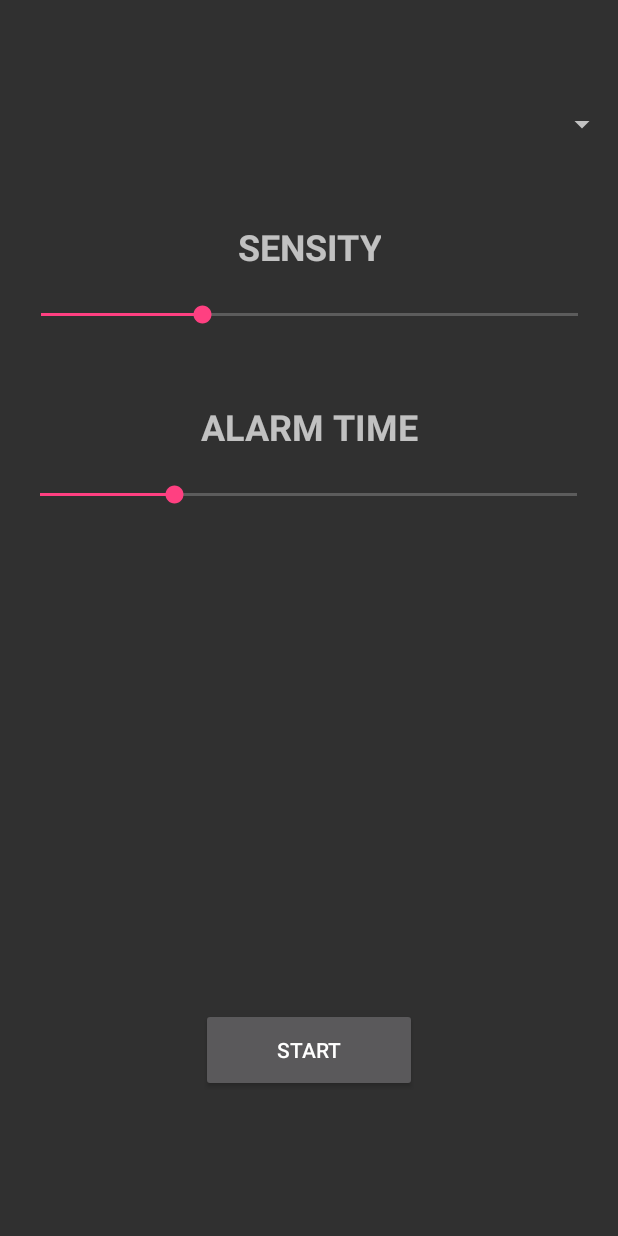
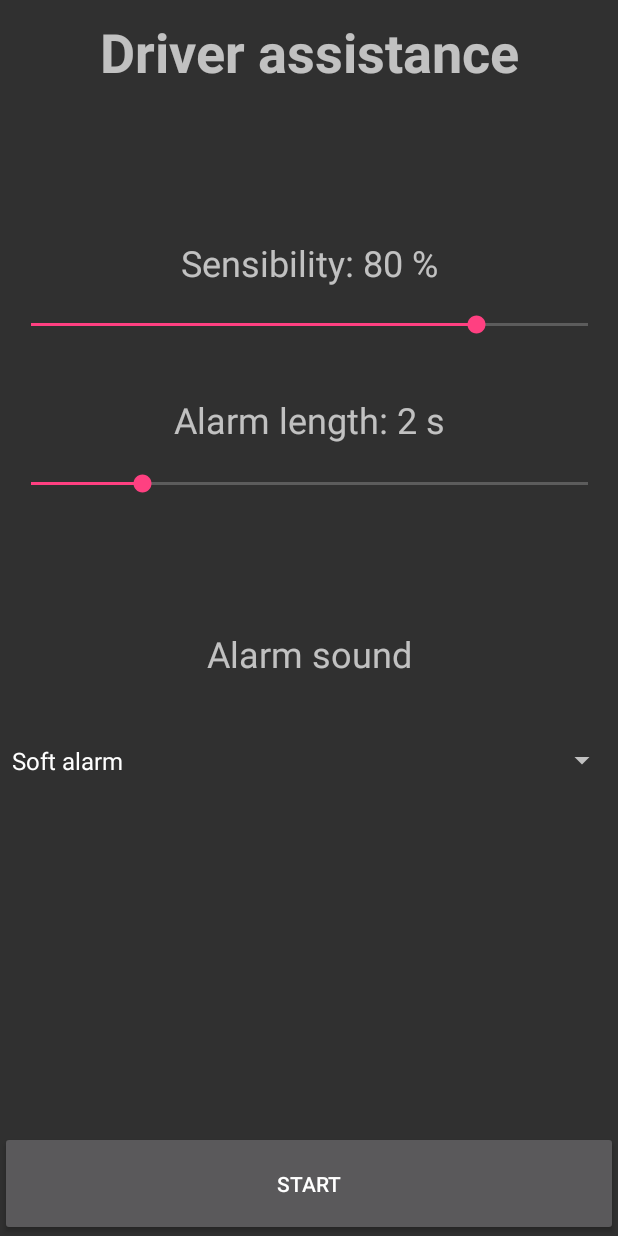
Before and after one commit to marciz1/Driver-assistance-system-HAAR, an Android app: the screen it shows after launch (SettingsActivity), on a phone screen of 412 x 824 dp. Run offline under Robolectric (Android 15) with nearby library versions, the phone set to English and light mode, and no system bars.

Commit message:
Added better settings activity

```diff
--- a/src/main/java/com/example/darte/opencv_ndk1/SettingsActivity.java
+++ b/src/main/java/com/example/darte/opencv_ndk1/SettingsActivity.java
@@ -4,8 +4,11 @@ import android.app.Activity;
 import android.content.Intent;
 import android.os.Bundle;
 import android.os.Environment;
+import android.widget.ArrayAdapter;
 import android.widget.Button;
 import android.widget.SeekBar;
+import android.widget.Spinner;
+import android.widget.TextView;
 
 import java.io.File;
 import java.io.FileOutputStream;
@@ -19,9 +22,9 @@ import java.io.InputStream;
 public class SettingsActivity extends Activity {
 
     private Button button;
-    private int sensity;
+    private Spinner spinner;
+    private int sensibility;
     private int alarmLength;
-
 
     private void CopyRAWtoSDCard(int id, String path) throws IOException {
         InputStream in = getResources().openRawResource(id);
@@ -41,7 +44,7 @@ public class SettingsActivity extends Activity {
     @Override
     protected void onCreate(Bundle savedInstanceState) {
         super.onCreate(savedInstanceState);
-        setContentView(R.layout.activity_settings);
+        setContentView(R.layout.activity_setting);
 
 
         final int[] cascades = new int[] { R.raw.haar_closed_eye, R.raw.lbpcascade_frontalface_improved, R.raw.haarcascade_eye_tree_eyeglasses, R.raw.haar_closed_eye_improved};
@@ -60,50 +63,60 @@ public class SettingsActivity extends Activity {
         }
 
 
-        SeekBar sensitySeekBar = findViewById(R.id.sensitySeekBar);
-        sensitySeekBar.setOnSeekBarChangeListener(new SeekBar.OnSeekBarChangeListener() {
+        TextView textSensibility = (TextView) findViewById(R.id.textSensity);
+        TextView textLength = (TextView) findViewById(R.id.textLength);
+
+        // init values
+        sensibility = 20;
+        alarmLength = 2;
+
+        spinner = (Spinner) findViewById(R.id.spinner);
+        ArrayAdapter<CharSequence> adapter = ArrayAdapter.createFromResource(this, R.array.sound, android.R.layout.simple_spinner_item);
+        adapter.setDropDownViewResource(android.R.layout.simple_spinner_dropdown_item);
+        spinner.setAdapter(adapter);
+
+        SeekBar sensibilitySeekBar = (SeekBar) findViewById(R.id.seekBarSensibility);
+        sensibilitySeekBar.setOnSeekBarChangeListener(new SeekBar.OnSeekBarChangeListener() {
             @Override
             public void onProgressChanged(SeekBar seekBar, int i, boolean b) {
-                sensity = i;
+                sensibility = i;
+                textSensibility.setText("Sensibility: " + sensibility * 4 + " %");
             }
 
             @Override
             public void onStartTrackingTouch(SeekBar seekBar) {
-
             }
 
             @Override
             public void onStopTrackingTouch(SeekBar seekBar) {
-
             }
         });
 
-        SeekBar timeSeekBar = findViewById(R.id.timeSeekBar);
-        timeSeekBar.setOnSeekBarChangeListener(new SeekBar.OnSeekBarChangeListener() {
+        SeekBar lengthSeekBar = (SeekBar) findViewById(R.id.seekBarLength);
+        lengthSeekBar.setOnSeekBarChangeListener(new SeekBar.OnSeekBarChangeListener() {
             @Override
             public void onProgressChanged(SeekBar seekBar, int i, boolean b) {
-                alarmLength = i;
+                alarmLength = i + 1;
+                textLength.setText("Alarm length: " + alarmLength + " s");
             }
 
             @Override
             public void onStartTrackingTouch(SeekBar seekBar) {
-
             }
 
             @Override
             public void onStopTrackingTouch(SeekBar seekBar) {
-
             }
         });
 
-        button = findViewById(R.id.button);
+        button = (Button) findViewById(R.id.button);
         button.setOnClickListener((v) -> {
             Intent intent = new Intent(SettingsActivity.this, MainActivity.class);
-            intent.putExtra("sensity", sensity);
-            intent.putExtra("sensityMax", sensitySeekBar.getMax());
+            intent.putExtra("sensibility", sensibility);
+            intent.putExtra("sensibilityMax", sensibilitySeekBar.getMax());
             intent.putExtra("alarmLength", alarmLength);
+            intent.putExtra("chosenAlarm", spinner.getSelectedItem().toString());
             startActivity(intent);
         });
-
     }
 }
--- /dev/null
+++ b/src/main/res/layout/activity_setting.xml
@@ -0,0 +1,105 @@
+<?xml version="1.0" encoding="utf-8"?>
+<LinearLayout xmlns:android="http://schemas.android.com/apk/res/android"
+    xmlns:app="http://schemas.android.com/apk/res-auto"
+    xmlns:tools="http://schemas.android.com/tools"
+    android:layout_width="match_parent"
+    android:layout_height="match_parent"
+    android:orientation="vertical">
+
+    <android.support.constraint.ConstraintLayout
+        android:layout_width="match_parent"
+        android:layout_height="match_parent">
+
+        <TextView
+            android:id="@+id/textView1"
+            android:layout_width="wrap_content"
+            android:layout_height="wrap_content"
+            android:layout_marginTop="10dp"
+            android:text="Driver assistance"
+            android:textAllCaps="false"
+            android:textSize="36sp"
+            android:textStyle="bold"
+            app:layout_constraintEnd_toEndOf="parent"
+            app:layout_constraintStart_toStartOf="parent"
+            app:layout_constraintTop_toTopOf="parent" />
+
+        <TextView
+            android:id="@+id/textSensity"
+            android:layout_width="wrap_content"
+            android:layout_height="31dp"
+            android:layout_marginTop="100dp"
+            android:text="Sensibility: 80 %"
+            android:textSize="24sp"
+            app:layout_constraintEnd_toEndOf="parent"
+            app:layout_constraintStart_toStartOf="parent"
+            app:layout_constraintTop_toBottomOf="@+id/textView1" />
+
+        <SeekBar
+            android:id="@+id/seekBarSensibility"
+            style="@style/Widget.AppCompat.SeekBar.Discrete"
+            android:layout_width="403dp"
+            android:layout_height="33dp"
+            android:layout_marginTop="10dp"
+            android:max="25"
+            android:progress="20"
+            app:layout_constraintEnd_toEndOf="parent"
+            app:layout_constraintStart_toStartOf="parent"
+            app:layout_constraintTop_toBottomOf="@+id/textSensity" />
+
+        <TextView
+            android:id="@+id/textLength"
+            android:layout_width="wrap_content"
+            android:layout_height="wrap_content"
+            android:layout_marginTop="30dp"
+            android:text="Alarm length: 2 s"
+            android:textSize="24sp"
+            app:layout_constraintEnd_toEndOf="parent"
+            app:layout_constraintStart_toStartOf="parent"
+            app:layout_constraintTop_toBottomOf="@+id/seekBarSensibility" />
+
+        <SeekBar
+            android:id="@+id/seekBarLength"
+            style="@style/Widget.AppCompat.SeekBar.Discrete"
+            android:layout_width="403dp"
+            android:layout_height="33dp"
+            android:layout_marginTop="10dp"
+            android:max="10"
+            android:progress="2"
+            app:layout_constraintEnd_toEndOf="parent"
+            app:layout_constraintStart_toStartOf="parent"
+            app:layout_constraintTop_toBottomOf="@+id/textLength" />
+
+        <TextView
+            android:id="@+id/textSound"
+            android:layout_width="wrap_content"
+            android:layout_height="wrap_content"
+            android:layout_marginTop="80dp"
+            android:text="Alarm sound"
+            android:textSize="24sp"
+            app:layout_constraintEnd_toEndOf="parent"
+            app:layout_constraintStart_toStartOf="parent"
+            app:layout_constraintTop_toBottomOf="@+id/seekBarLength" />
+
+        <Spinner
+            android:id="@+id/spinner"
+            android:layout_width="match_parent"
+            android:layout_height="70dp"
+            android:layout_marginTop="20dp"
+            android:dropDownWidth="match_parent"
+            android:textSize="30sp"
+            app:layout_constraintEnd_toEndOf="parent"
+            app:layout_constraintStart_toStartOf="parent"
+            app:layout_constraintTop_toBottomOf="@+id/textSound" />
+
+        <Button
+            android:id="@+id/button"
+            android:layout_width="0dp"
+            android:layout_height="70dp"
+            android:text="Start"
+            app:layout_constraintBottom_toBottomOf="parent"
+            app:layout_constraintEnd_toEndOf="parent"
+            app:layout_constraintHorizontal_bias="0.6"
+            app:layout_constraintStart_toStartOf="parent" />
+
+    </android.support.constraint.ConstraintLayout>
+</LinearLayout>
--- a/src/main/res/layout/activity_settings.xml
+++ /dev/null
@@ -1,89 +0,0 @@
-<?xml version="1.0" encoding="utf-8"?>
-<android.support.constraint.ConstraintLayout xmlns:android="http://schemas.android.com/apk/res/android"
-    xmlns:app="http://schemas.android.com/apk/res-auto"
-    xmlns:tools="http://schemas.android.com/tools"
-    android:layout_width="match_parent"
-    android:layout_height="match_parent">
-
-    <SeekBar
-        android:id="@+id/timeSeekBar"
-        style="@style/Widget.AppCompat.SeekBar.Discrete"
-        android:layout_width="390dp"
-        android:layout_height="26dp"
-        android:layout_marginTop="16dp"
-        android:max="20"
-        android:progress="5"
-        android:visibility="visible"
-        app:layout_constraintEnd_toEndOf="parent"
-        app:layout_constraintHorizontal_bias="0.476"
-        app:layout_constraintLeft_toLeftOf="parent"
-        app:layout_constraintStart_toStartOf="parent"
-        app:layout_constraintTop_toBottomOf="@+id/textTime" />
-
-    <TextView
-        android:id="@+id/textTime"
-        android:layout_width="wrap_content"
-        android:layout_height="wrap_content"
-        android:layout_marginTop="268dp"
-        android:text="ALARM TIME"
-        android:textAlignment="center"
-        android:textAllCaps="false"
-        android:textSize="24sp"
-        android:textStyle="bold"
-        app:layout_constraintEnd_toEndOf="parent"
-        app:layout_constraintLeft_toLeftOf="parent"
-        app:layout_constraintRight_toRightOf="parent"
-        app:layout_constraintStart_toStartOf="parent"
-        app:layout_constraintTop_toTopOf="parent" />
-
-    <TextView
-        android:id="@+id/textSensity"
-        android:layout_width="wrap_content"
-        android:layout_height="wrap_content"
-        android:layout_marginTop="148dp"
-        android:text="SENSITY"
-        android:textAlignment="center"
-        android:textAllCaps="false"
-        android:textSize="24sp"
-        android:textStyle="bold"
-        app:layout_constraintEnd_toEndOf="parent"
-        app:layout_constraintLeft_toLeftOf="parent"
-        app:layout_constraintRight_toRightOf="parent"
-        app:layout_constraintStart_toStartOf="parent"
-        app:layout_constraintTop_toTopOf="parent" />
-
-    <SeekBar
-        android:id="@+id/sensitySeekBar"
-        style="@style/Widget.AppCompat.SeekBar.Discrete"
-        android:layout_width="390dp"
-        android:layout_height="26dp"
-        android:layout_marginTop="16dp"
-        android:max="10"
-        android:progress="3"
-        android:visibility="visible"
-        app:layout_constraintEnd_toEndOf="parent"
-        app:layout_constraintLeft_toLeftOf="parent"
-        app:layout_constraintStart_toStartOf="parent"
-        app:layout_constraintTop_toBottomOf="@+id/textSensity" />
-
-    <Spinner
-        android:id="@+id/spinner"
-        android:layout_width="395dp"
-        android:layout_height="37dp"
-        android:layout_marginTop="64dp"
-        app:layout_constraintEnd_toEndOf="parent"
-        app:layout_constraintLeft_toLeftOf="parent"
-        app:layout_constraintTop_toTopOf="parent" />
-
-    <Button
-        android:id="@+id/button"
-        android:layout_width="144dp"
-        android:layout_height="56dp"
-        android:layout_marginBottom="96dp"
-        android:text="START"
-        app:layout_constraintBottom_toBottomOf="parent"
-        app:layout_constraintEnd_toEndOf="parent"
-        app:layout_constraintStart_toStartOf="parent" />
-
-
-</android.support.constraint.ConstraintLayout>
--- /dev/null
+++ b/src/main/res/values/sound.xml
@@ -0,0 +1,12 @@
+<?xml version="1.0" encoding="utf-8"?>
+<resources>
+    <string-array name="sound">
+        <item>Soft alarm</item>
+        <item>Fire alarm</item>
+        <item>Clock buzzer</item>
+        <item>School bell</item>
+        <item>Tornado siren</item>
+        <item>Woop woop</item>
+        <item>Siren</item>
+    </string-array>
+</resources>
```
Also changed, not shown: src/main/java/com/example/darte/opencv_ndk1/MainActivity.java (+58 -18 lines), 9 other files.
